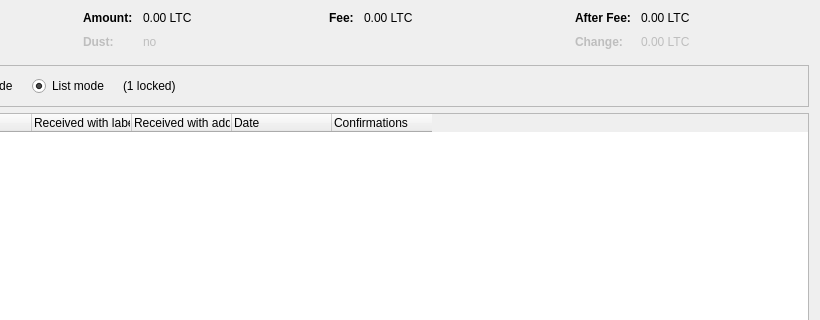
Above: src/qt/forms/coincontroldialog.ui from faxtcoin/faxtcoin before the change; both pictures show x 180 to 1000 and y 0 to 320 of the 1000 by 500 pixel window. Below: the same form after it.
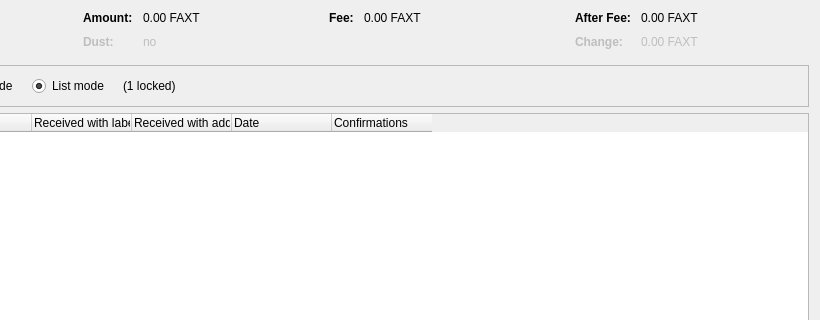
That is the form after the change. Custom widgets are drawn as their Qt base class.

Commit message: [UPDATE] Changes to match Faxt Coin

Diff of the .ui file:
```diff
--- a/src/qt/forms/coincontroldialog.ui
+++ b/src/qt/forms/coincontroldialog.ui
@@ -132,7 +132,7 @@
           <enum>Qt::ActionsContextMenu</enum>
          </property>
          <property name="text">
-          <string notr="true">0.00 LTC</string>
+          <string notr="true">0.00 FAXT</string>
          </property>
          <property name="textInteractionFlags">
           <set>Qt::LinksAccessibleByMouse|Qt::TextSelectableByKeyboard|Qt::TextSelectableByMouse</set>
@@ -212,7 +212,7 @@
           <enum>Qt::ActionsContextMenu</enum>
          </property>
          <property name="text">
-          <string notr="true">0.00 LTC</string>
+          <string notr="true">0.00 FAXT</string>
          </property>
          <property name="textInteractionFlags">
           <set>Qt::LinksAccessibleByMouse|Qt::TextSelectableByKeyboard|Qt::TextSelectableByMouse</set>
@@ -257,7 +257,7 @@
           <enum>Qt::ActionsContextMenu</enum>
          </property>
          <property name="text">
-          <string notr="true">0.00 LTC</string>
+          <string notr="true">0.00 FAXT</string>
          </property>
          <property name="textInteractionFlags">
           <set>Qt::LinksAccessibleByMouse|Qt::TextSelectableByKeyboard|Qt::TextSelectableByMouse</set>
@@ -292,7 +292,7 @@
           <enum>Qt::ActionsContextMenu</enum>
          </property>
          <property name="text">
-          <string notr="true">0.00 LTC</string>
+          <string notr="true">0.00 FAXT</string>
          </property>
          <property name="textInteractionFlags">
           <set>Qt::LinksAccessibleByMouse|Qt::TextSelectableByKeyboard|Qt::TextSelectableByMouse</set>
```
The commit also changes 336 other files.
